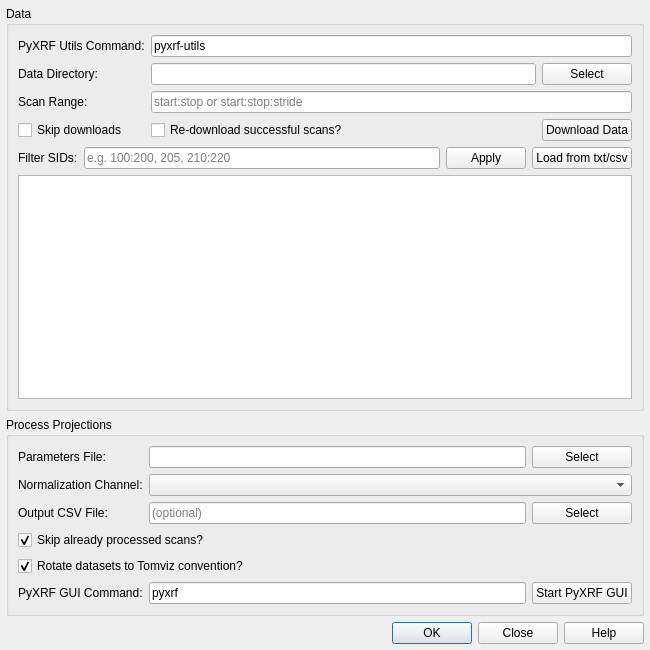
Above: tomviz/PyXRFWidget.ui from psavery/tomviz before the change. Below: the same form after it.
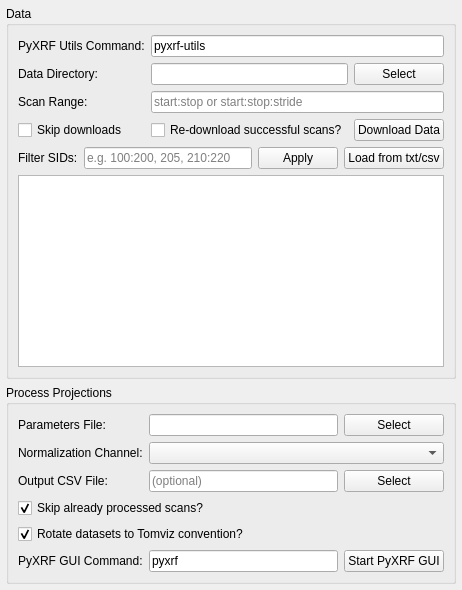
That is the form after the change.

```diff
--- a/tomviz/PyXRFWidget.ui
+++ b/tomviz/PyXRFWidget.ui
@@ -1,18 +1,7 @@
 <?xml version="1.0" encoding="UTF-8"?>
 <ui version="4.0">
- <class>PyXRFDialog</class>
- <widget class="QDialog" name="PyXRFDialog">
-  <property name="geometry">
-   <rect>
-    <x>0</x>
-    <y>0</y>
-    <width>650</width>
-    <height>650</height>
-   </rect>
-  </property>
-  <property name="windowTitle">
-   <string>PyXRF Workflow</string>
-  </property>
+ <class>PyXRFWidget</class>
+ <widget class="QWidget" name="PyXRFWidget">
   <layout class="QVBoxLayout" name="mainLayout">
    <property name="leftMargin">
     <number>6</number>
@@ -263,18 +252,6 @@
      </layout>
     </widget>
    </item>
-
-   <!-- Button Box -->
-   <item>
-    <widget class="QDialogButtonBox" name="buttonBox">
-     <property name="orientation">
-      <enum>Qt::Horizontal</enum>
-     </property>
-     <property name="standardButtons">
-      <set>QDialogButtonBox::Close|QDialogButtonBox::Help|QDialogButtonBox::Ok</set>
-     </property>
-    </widget>
-   </item>
   </layout>
  </widget>
  <resources/>
```
Left out of the diff: 19 changed lines with no effect on the pictures.
